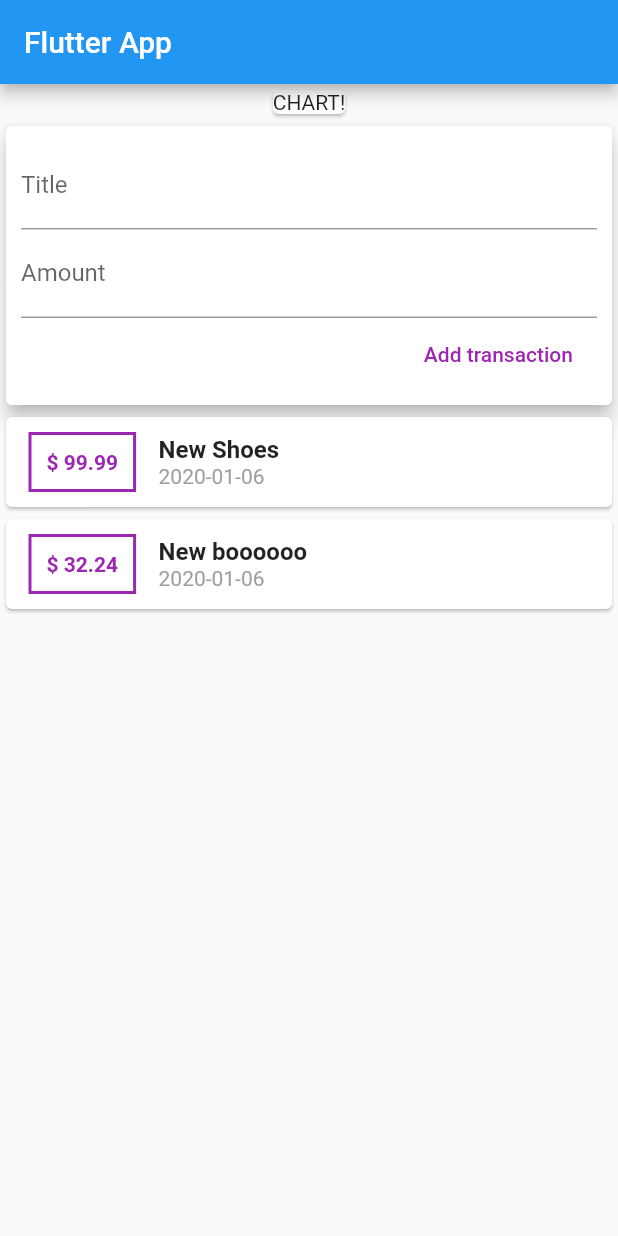
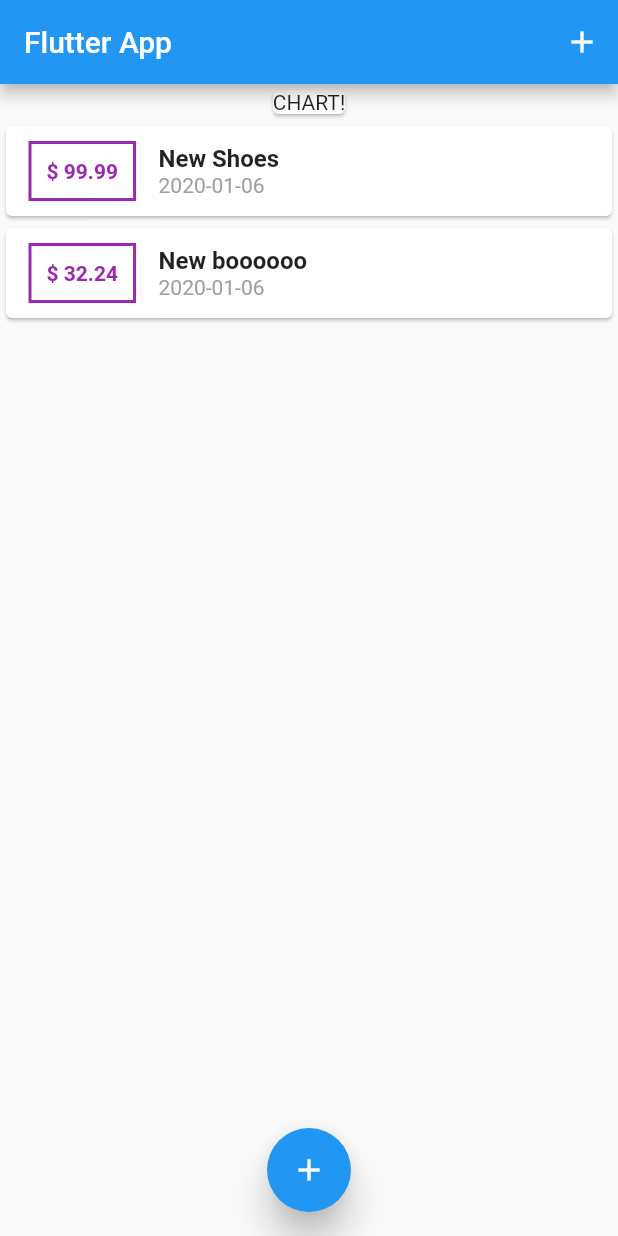
Before and after one commit to kaleido01/flutter_styling_app, a Flutter app: the screen it shows after launch, on a phone screen of 412 x 824 dp. Run offline on Flutter 3.47's test engine with Material 2 defaults, Android fonts, the phone set to English and light mode, and no system bars.

```diff
--- a/lib/main.dart
+++ b/lib/main.dart
@@ -1,5 +1,7 @@
 import 'package:flutter/material.dart';
-import './widgets/user_transaction.dart';
+import 'package:styling_app/widgets/new_transaction.dart';
+import 'package:styling_app/widgets/transaction_list.dart';
+import 'models/transaction.dart';
 
 void main() => runApp(Myapp());
 
@@ -13,18 +15,79 @@ class Myapp extends StatelessWidget {
   }
 }
 
-class MyHomePage extends StatelessWidget {
+class MyHomePage extends StatefulWidget {
+  @override
+  _MyHomePageState createState() => _MyHomePageState();
+}
+
+class _MyHomePageState extends State<MyHomePage> {
+  final List<Transaction> _userTransaction = [
+    Transaction(
+      id: "t1",
+      title: "New Shoes",
+      amount: 99.99,
+      date: DateTime.now(),
+    ),
+    Transaction(
+      id: "t2",
+      title: "New boooooo",
+      amount: 32.24,
+      date: DateTime.now(),
+    ),
+  ];
+
+  void _addNewTransaction(String title, double amount) {
+    final newTransaction = Transaction(
+      id: _userTransaction.length.toString(),
+      title: title,
+      amount: amount,
+      date: DateTime.now(),
+    );
+    setState(() {
+      _userTransaction.add(newTransaction);
+    });
+  }
+
+  void startAddNewTransaction(BuildContext ctx) {
+    showModalBottomSheet(
+      context: ctx,
+      builder: (_) {
+        return GestureDetector(
+          behavior: HitTestBehavior.opaque,
+          child: NewTransaction(_addNewTransaction),
+          onTap: () {},
+        );
+      },
+    );
+  }
+
   @override
   Widget build(BuildContext context) {
     return Scaffold(
-      appBar: AppBar(title: Text("Flutter App")),
-      body: Column(
-        children: <Widget>[
-          Card(
-            child: Text("CHART!"),
-          ),
-          UserTransaction()
+      appBar: AppBar(
+        title: Text("Flutter App"),
+        actions: <Widget>[
+          IconButton(
+            icon: Icon(Icons.add),
+            onPressed: () => startAddNewTransaction(context),
+          )
         ],
+      ),
+      body: SingleChildScrollView(
+        child: Column(
+          children: <Widget>[
+            Card(
+              child: Text("CHART!"),
+            ),
+            TransactionList(_userTransaction)
+          ],
+        ),
+      ),
+      floatingActionButtonLocation: FloatingActionButtonLocation.centerFloat,
+      floatingActionButton: FloatingActionButton(
+        child: Icon(Icons.add),
+        onPressed: () => startAddNewTransaction(context),
+        elevation: 10,
       ),
     );
   }
--- a/lib/widgets/user_transaction.dart
+++ /dev/null
@@ -1,49 +0,0 @@
-import 'package:flutter/material.dart';
-import '../models/transaction.dart';
-import './new_transaction.dart';
-import "./transaction_list.dart";
-
-class UserTransaction extends StatefulWidget {
-  @override
-  _UserTransactionState createState() => _UserTransactionState();
-}
-
-class _UserTransactionState extends State<UserTransaction> {
-  void onSubmit(String title, double amount) {
-    final newTransaction = Transaction(
-      id: _userTransaction.length.toString(),
-      title: title,
-      amount: amount,
-      date: DateTime.now(),
-    );
-    setState(() {
-      _userTransaction.add(newTransaction);
-    });
-  }
-
-  final List<Transaction> _userTransaction = [
-    Transaction(
-      id: "t1",
-      title: "New Shoes",
-      amount: 99.99,
-      date: DateTime.now(),
-    ),
-    Transaction(
-      id: "t2",
-      title: "New boooooo",
-      amount: 32.24,
-      date: DateTime.now(),
-    ),
-  ];
-  @override
-  Widget build(BuildContext context) {
-    return Column(
-      children: <Widget>[
-        NewTransaction(
-          onSubmit,
-        ),
-        TransactionList(_userTransaction),
-      ],
-    );
-  }
-}
```
Also changed, not shown: lib/widgets/new_transaction.dart (+11 -4 lines).
